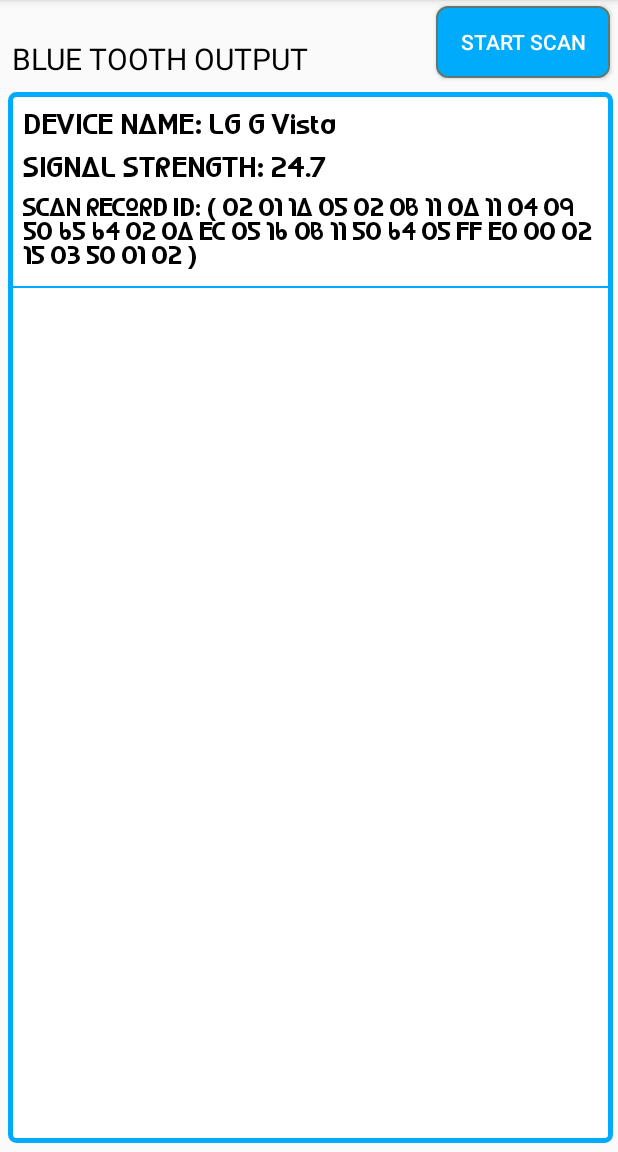
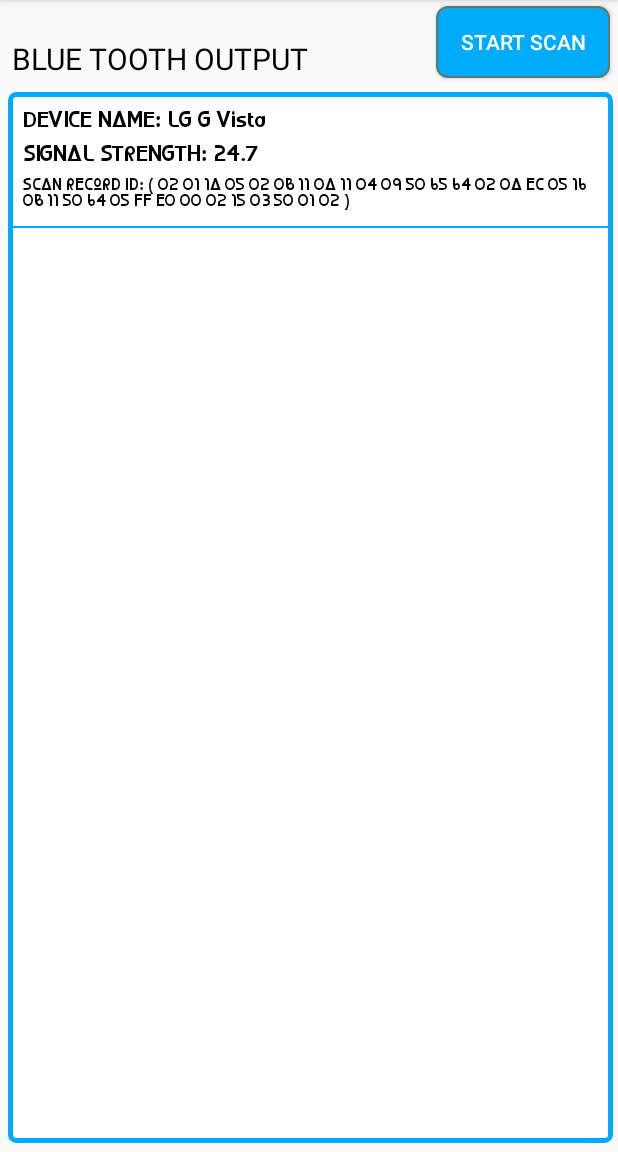
Before and after one commit to objectman777/PrempointQualifier-KevinCitron, an Android app: the screen it shows after launch (MainActivity), on a phone screen of 412 x 824 dp, the part 84-1236 px from its top. Run offline under Robolectric (Android 15) with nearby library versions, the phone set to English and light mode, and no system bars.

Commit message:
Fixed font sizeing problems

```diff
--- a/app/src/main/java/com/prempoint/objectman/prempointqualifier/viewsupport/BLEScanResultListAdapter.java
+++ b/app/src/main/java/com/prempoint/objectman/prempointqualifier/viewsupport/BLEScanResultListAdapter.java
@@ -71,15 +71,16 @@ public class BLEScanResultListAdapter extends ArrayAdapter {
 		//: make this an instance var.
 		//: not need to keep creating a typeface
 
+		//: The font size needs to be based on the size of the screen
 
 		viewHolder.txtDeviceName.setTypeface(this.getDefaultTypeface());
-		viewHolder.txtDeviceName.setTextSize(TypedValue.COMPLEX_UNIT_SP,LIST_ITEM_DEVICENAME_FONT_SIZE);
+		viewHolder.txtDeviceName.setTextSize(TypedValue.COMPLEX_UNIT_PX,LIST_ITEM_DEVICENAME_FONT_SIZE);
 
 		viewHolder.txtRSSIValue.setTypeface(this.getDefaultTypeface());
-		viewHolder.txtRSSIValue.setTextSize(TypedValue.COMPLEX_UNIT_SP,LIST_ITEM_SIGNAL_STRENGTH_FONT_SIZE);
+		viewHolder.txtRSSIValue.setTextSize(TypedValue.COMPLEX_UNIT_PX,LIST_ITEM_SIGNAL_STRENGTH_FONT_SIZE);
 
 		viewHolder.txtScanResultID.setTypeface(this.getDefaultTypeface());
-		viewHolder.txtScanResultID.setTextSize(TypedValue.COMPLEX_UNIT_SP,LIST_ITEM_SCAN_RECORD_ID_FONT_SIZE);
+		viewHolder.txtScanResultID.setTextSize(TypedValue.COMPLEX_UNIT_PX,LIST_ITEM_SCAN_RECORD_ID_FONT_SIZE);
 
 
 		//: Lets use a StrigBuilder to prevent exceess memory use
@@ -152,8 +153,8 @@ public class BLEScanResultListAdapter extends ArrayAdapter {
 	private List<PremPTBLEScanResult> dataSet;
 	private Typeface defaultCustomTypeface;
 	private static final String TAG = "BLEScanResultListAdapter";
-	private static final int LIST_ITEM_DEVICENAME_FONT_SIZE = 20;
-	private static final int LIST_ITEM_SIGNAL_STRENGTH_FONT_SIZE = 20;
+	private static final int LIST_ITEM_DEVICENAME_FONT_SIZE = 23;
+	private static final int LIST_ITEM_SIGNAL_STRENGTH_FONT_SIZE = 23;
 	private static final int LIST_ITEM_SCAN_RECORD_ID_FONT_SIZE = 17;
 
 
```
